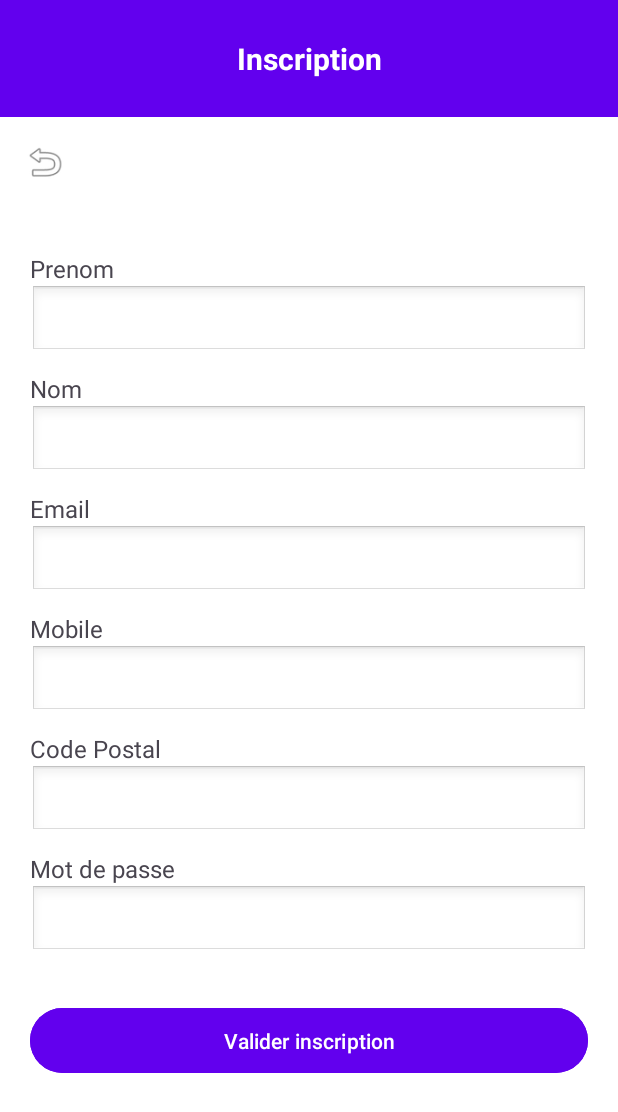
After one commit to vico37/ProjetSaeDon, an Android app: the RegisterActivity screen opened directly, with no data from a screen before it, on a phone screen of 412 x 824 dp. The commit adds this screen. Shown: the top 1112 px of the screen. Run offline under Robolectric (Android 15) with nearby library versions, the phone set to English and light mode, and no system bars.

Commit message:
Ajout de l'inscription

```diff
--- /dev/null
+++ b/app/src/main/res/layout/activity_register.xml
@@ -0,0 +1,158 @@
+<?xml version="1.0" encoding="utf-8"?>
+<LinearLayout
+    xmlns:android="http://schemas.android.com/apk/res/android"
+    xmlns:tools="http://schemas.android.com/tools"
+    android:id="@+id/registerRoot"
+    android:layout_width="match_parent"
+    android:layout_height="match_parent"
+    android:orientation="vertical"
+    android:background="@color/white"
+    tools:context=".register.RegisterActivity">
+
+    <!-- Barre de titre -->
+    <TextView
+        android:id="@+id/textViewTitreInscription"
+        android:layout_width="match_parent"
+        android:layout_height="wrap_content"
+        android:text="@string/inscription"
+        android:background="@color/violetPrimary"
+        android:padding="25dp"
+        android:textColor="@color/white"
+        android:textStyle="bold"
+        android:textAlignment="center"
+        android:textSize="20sp" />
+
+    <!-- Retour vers la page de connexion -->
+    <ImageView
+        android:id="@+id/imageRetour"
+        android:layout_width="40dp"
+        android:layout_height="40dp"
+        android:layout_marginTop="10dp"
+        android:layout_marginLeft="10dp"
+        android:src="@android:drawable/ic_menu_revert"
+        android:contentDescription="@string/retour_connexion"
+        android:padding="5dp"
+        android:layout_gravity="start" />
+
+    <!-- Conteneur défilable pour le formulaire -->
+    <ScrollView
+        android:layout_width="match_parent"
+        android:layout_height="match_parent"
+        android:layout_marginTop="10dp"
+        android:padding="20dp">
+
+        <LinearLayout
+            android:layout_width="match_parent"
+            android:layout_height="wrap_content"
+            android:orientation="vertical">
+
+            <!-- Prénom -->
+            <TextView
+                android:layout_width="match_parent"
+                android:layout_height="wrap_content"
+                android:text="@string/prenom"
+                android:textSize="16sp"
+                android:layout_marginTop="10dp" />
+
+            <EditText
+                android:id="@+id/editPrenom"
+                android:layout_width="match_parent"
+                android:layout_height="wrap_content"
+                android:background="@android:drawable/edit_text"
+                android:inputType="textPersonName"
+                android:padding="10dp" />
+
+            <!-- Nom -->
+            <TextView
+                android:layout_width="match_parent"
+                android:layout_height="wrap_content"
+                android:text="@string/nom"
+                android:textSize="16sp"
+                android:layout_marginTop="10dp" />
+
+            <EditText
+                android:id="@+id/editNom"
+                android:layout_width="match_parent"
+                android:layout_height="wrap_content"
+                android:background="@android:drawable/edit_text"
+                android:inputType="textPersonName"
+                android:padding="10dp" />
+
+            <!-- Email -->
+            <TextView
+                android:layout_width="match_parent"
+                android:layout_height="wrap_content"
+                android:text="@string/email"
+                android:textSize="16sp"
+                android:layout_marginTop="10dp" />
+
+            <EditText
+                android:id="@+id/editEmail"
+                android:layout_width="match_parent"
+                android:layout_height="wrap_content"
+                android:background="@android:drawable/edit_text"
+                android:inputType="textEmailAddress"
+                android:padding="10dp" />
+
+            <!-- Mobile -->
+            <TextView
+                android:layout_width="match_parent"
+                android:layout_height="wrap_content"
+                android:text="@string/mobile"
+                android:textSize="16sp"
+                android:layout_marginTop="10dp" />
+
+            <EditText
+                android:id="@+id/editMobile"
+                android:layout_width="match_parent"
+                android:layout_height="wrap_content"
+                android:background="@android:drawable/edit_text"
+                android:inputType="phone"
+                android:padding="10dp" />
+
+            <!-- Adresse -->
+            <TextView
+                android:layout_width="match_parent"
+                android:layout_height="wrap_content"
+                android:text="@string/adresse"
+                android:textSize="16sp"
+                android:layout_marginTop="10dp" />
+
+            <EditText
+                android:id="@+id/editAdresse"
+                android:layout_width="match_parent"
+                android:layout_height="wrap_content"
+                android:background="@android:drawable/edit_text"
+                android:inputType="textPostalAddress"
+                android:padding="10dp" />
+
+            <!-- Mot de passe -->
+            <TextView
+                android:layout_width="match_parent"
+                android:layout_height="wrap_content"
+                android:text="@string/mot_de_passe"
+                android:textSize="16sp"
+                android:layout_marginTop="10dp" />
+
+            <EditText
+                android:id="@+id/editPassword"
+                android:layout_width="match_parent"
+                android:layout_height="wrap_content"
+                android:background="@android:drawable/edit_text"
+                android:inputType="textPassword"
+                android:padding="10dp" />
+
+            <!-- Bouton Valider -->
+            <Button
+                android:id="@+id/buttonValiderInscription"
+                android:layout_width="match_parent"
+                android:layout_height="wrap_content"
+                android:backgroundTint="@color/violetPrimary"
+                android:text="@string/valider_inscription"
+                android:textColor="@color/white"
+                android:layout_marginTop="30dp"
+                android:padding="12dp" />
+
+        </LinearLayout>
+    </ScrollView>
+</LinearLayout>
--- a/app/src/main/res/values/colors.xml
+++ b/app/src/main/res/values/colors.xml
@@ -5,4 +5,6 @@
     <color name="colorPrimary">#2196F3</color>
     <color name="colorPrimaryDark">#1976D2</color>
     <color name="BleuFond">#E0ECFF</color>
+    <color name="violetPrimary">#6200EE</color>
+    <color name="violetAccent">#3700B3</color>
 </resources>
--- a/app/src/main/res/values/strings.xml
+++ b/app/src/main/res/values/strings.xml
@@ -1,3 +1,18 @@
 <resources>
     <string name="app_name">ProjetSaeDon</string>
+    <string name="connectez_vous" >Connectez vous</string>
+    <string name="logo_desc" >Desc</string>
+    <string name="email" >Email</string>
+    <string name="mot_de_passe" >Mot de passe</string>
+    <string name="mot_de_passe_oubli" >Mot de passe oublié</string>
+    <string name="se_connecter" >Se connecter</string>
+    <string name="se_connecter_invite" >Se connecter en tant qu\'invité</string>
+    <string name="s_inscrire" >S\'inscrire</string>
+    <string name="inscription" >Inscription</string>
+    <string name="retour_connexion" >Retour connexion</string>
+    <string name="prenom" >Prenom</string>
+    <string name="nom" >Nom</string>
+    <string name="mobile" >Mobile</string>
+    <string name="valider_inscription" >Valider inscription</string>
+    <string name="adresse" >Code Postal</string>
 </resources>
```
Also changed, not shown: app/src/main/AndroidManifest.xml (+8 -1 lines), app/src/main/java/iut/dam/projetsaedon/register/RegisterActivity.java (added, +148 -0 lines).
